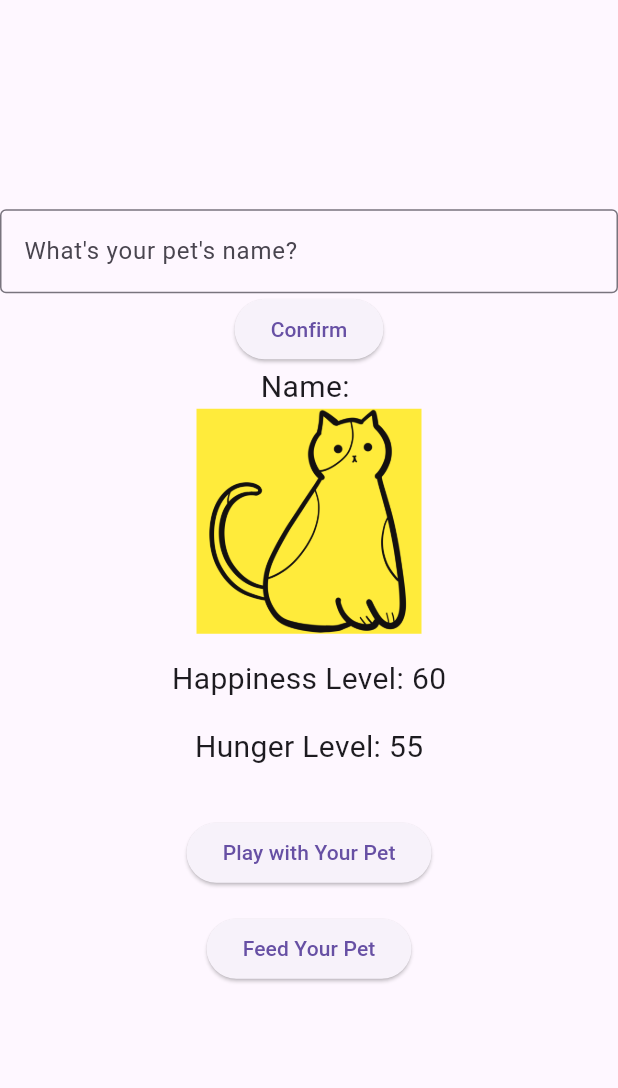
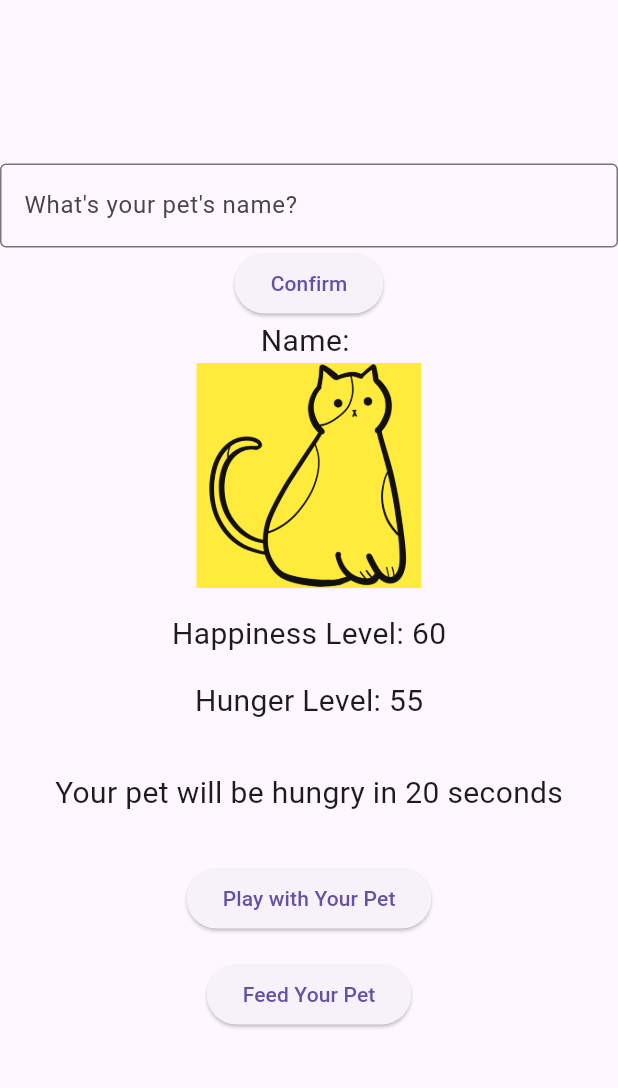
Before and after one commit to Ruhisawant/Digital_Pet_App, a Flutter app: the screen it shows after launch, after a tap on "Play with Your Pet", after a tap on "Confirm", on a phone screen of 412 x 824 dp, the part 63-1151 px from its top. Run offline on Flutter 3.47's test engine with Material 3 defaults, Android fonts, the phone set to English and light mode, and no system bars.

Commit message:
Added hunger timer

```diff
--- a/lib/main.dart
+++ b/lib/main.dart
@@ -1,5 +1,5 @@
 import 'package:flutter/material.dart';
-
+import 'dart:async';
 
 void main() {
   runApp(MaterialApp(
@@ -13,9 +13,12 @@ class DigitalPetApp extends StatefulWidget {
 }
 
 class _DigitalPetAppState extends State<DigitalPetApp> {
+  final TextEditingController _controller = TextEditingController();
   String petName = "Your Pet";
   int happinessLevel = 50;
   int hungerLevel = 50;
+  int _seconds = 30;
+  Timer? _timer;
 
   // Function to increase happiness and update hunger when playing with the pet
   void _playWithPet() {
@@ -51,18 +54,48 @@ class _DigitalPetAppState extends State<DigitalPetApp> {
     }
   }
 
+  // Start and restart the countdown timer
+  void _countdown() {
+    _timer?.cancel();
+    _seconds = 30;
+
+    _timer = Timer.periodic(const Duration(seconds: 1), (timer) {
+      if (_seconds > 0) {
+        setState(() {
+          _seconds--;
+        });
+      } else {
+        setState(() {
+          _seconds = 30;
+          hungerLevel = (hungerLevel + 5).clamp(0, 100);
+        });
+      }
+    });
+  }
+
+
+  // Change pet color based on happiness level
   Color petColor() {
     if (happinessLevel > 70) {
-      return Colors.green; // Happy
+      return Colors.green;
     } else if (happinessLevel >= 30) {
-      return Colors.yellow; // Neutral
+      return Colors.yellow;
     } else {
-      return Colors.red; // Unhappy
+      return Colors.red;
     }
   }
 
-  // Controller for the TextField to get pet name input
-  final TextEditingController _controller = TextEditingController();
+  @override
+  void initState() {
+    super.initState();
+    _countdown();
+  }
+
+  @override
+  void dispose() {
+    _timer?.cancel();
+    super.dispose();
+  }
 
   @override
   Widget build(BuildContext context) {
@@ -81,6 +114,7 @@ class _DigitalPetAppState extends State<DigitalPetApp> {
                 border: OutlineInputBorder(),
               ),
             ),
+
             ElevatedButton(
               onPressed: () {
                 setState(() {
@@ -89,32 +123,49 @@ class _DigitalPetAppState extends State<DigitalPetApp> {
               },
               child: const Text('Confirm'),
             ),
+
             Text(
               'Name: $petName',
               style: const TextStyle(fontSize: 20.0),
             ),
+
             Container(
               width: 150,
               height: 150,
               color: petColor(),
               child: Image.asset('assets/images/cat.png', fit: BoxFit.cover),
             ),
+
             const SizedBox(height: 16.0),
+
             Text(
               'Happiness Level: $happinessLevel',
               style: const TextStyle(fontSize: 20.0),
             ),
+
             const SizedBox(height: 16.0),
+
             Text(
               'Hunger Level: $hungerLevel',
               style: const TextStyle(fontSize: 20.0),
             ),
+
             const SizedBox(height: 32.0),
+
+            Text(
+              'Your pet will be hungry in $_seconds seconds',
+              style: const TextStyle(fontSize: 20.0),
+            ),
+
+            const SizedBox(height: 32.0),
+
             ElevatedButton(
               onPressed: _playWithPet,
               child: const Text('Play with Your Pet'),
             ),
+
             const SizedBox(height: 16.0),
+
             ElevatedButton(
               onPressed: _feedPet,
               child: const Text('Feed Your Pet'),
```
